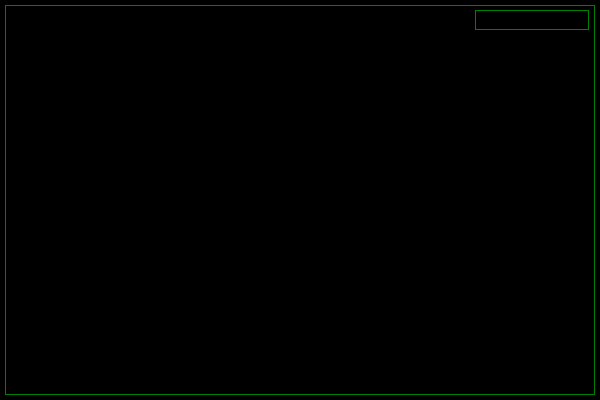
Qt form lib_gui/atm_widgets/atm_main_widget.ui (v-str/ATM-North-Star) before a commit.
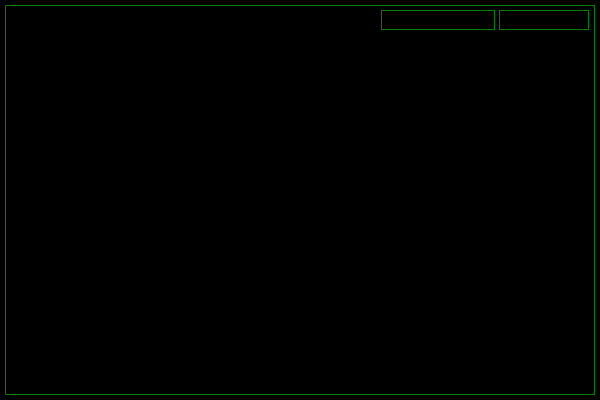
The same form after that commit.

Commit message: Add date into main widget

Diff of the .ui file:
```diff
--- a/lib_gui/atm_widgets/atm_main_widget.ui
+++ b/lib_gui/atm_widgets/atm_main_widget.ui
@@ -39,7 +39,23 @@
     <widget class="QLabel" name="time_label">
      <property name="geometry">
       <rect>
-       <x>470</x>
+       <x>494</x>
+       <y>5</y>
+       <width>90</width>
+       <height>20</height>
+      </rect>
+     </property>
+     <property name="text">
+      <string>...</string>
+     </property>
+     <property name="alignment">
+      <set>Qt::AlignRight|Qt::AlignTrailing|Qt::AlignVCenter</set>
+     </property>
+    </widget>
+    <widget class="QLabel" name="date_label">
+     <property name="geometry">
+      <rect>
+       <x>376</x>
        <y>5</y>
        <width>114</width>
        <height>20</height>
```
The commit also changes 4 other files.
